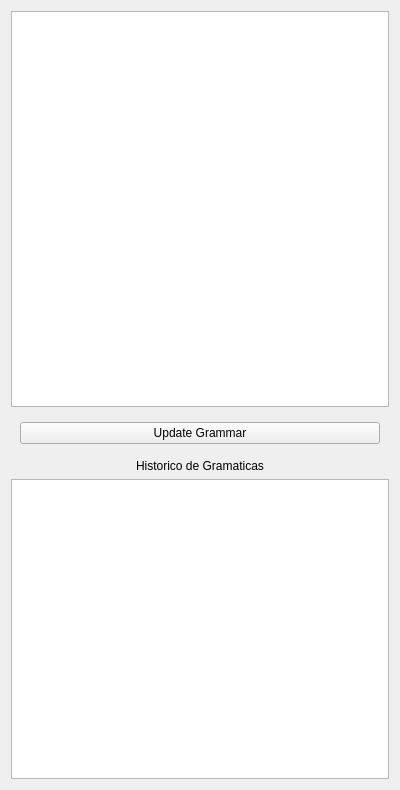
First picture: the form in context_free_languages/gui/view/StaticGrammarWidget.ui, repository joaovicentesouto/INE5421, before the edit.
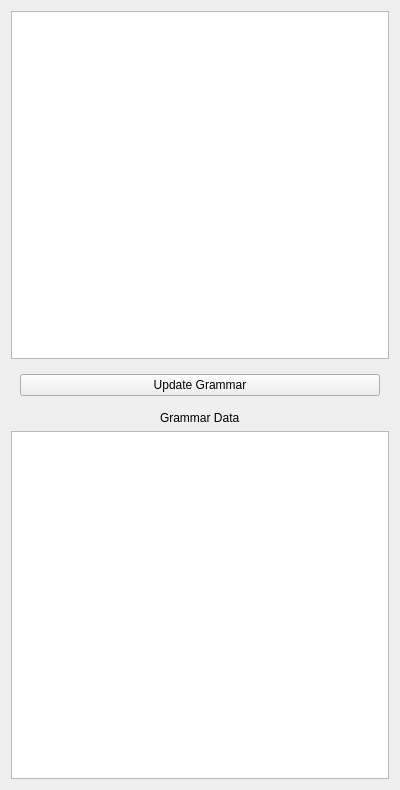
Second picture: the form after the edit.

Patch:
```diff
--- a/context_free_languages/gui/view/StaticGrammarWidget.ui
+++ b/context_free_languages/gui/view/StaticGrammarWidget.ui
@@ -33,19 +33,12 @@
    <item alignment="Qt::AlignHCenter">
     <widget class="QLabel" name="title">
      <property name="text">
-      <string>Historico de Gramaticas</string>
+      <string>Grammar Data</string>
      </property>
     </widget>
    </item>
    <item>
-    <widget class="QTableWidget" name="historyTable">
-     <property name="maximumSize">
-      <size>
-       <width>16777215</width>
-       <height>300</height>
-      </size>
-     </property>
-    </widget>
+    <widget class="QTextEdit" name="grammarData"/>
    </item>
   </layout>
  </widget>
```
